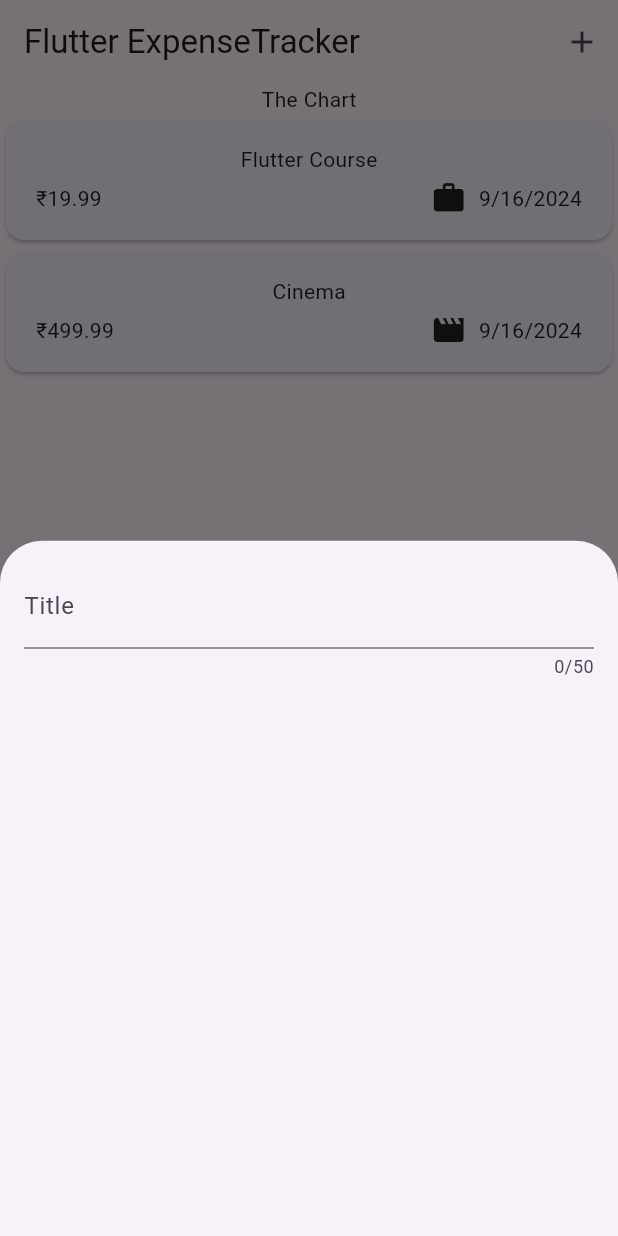
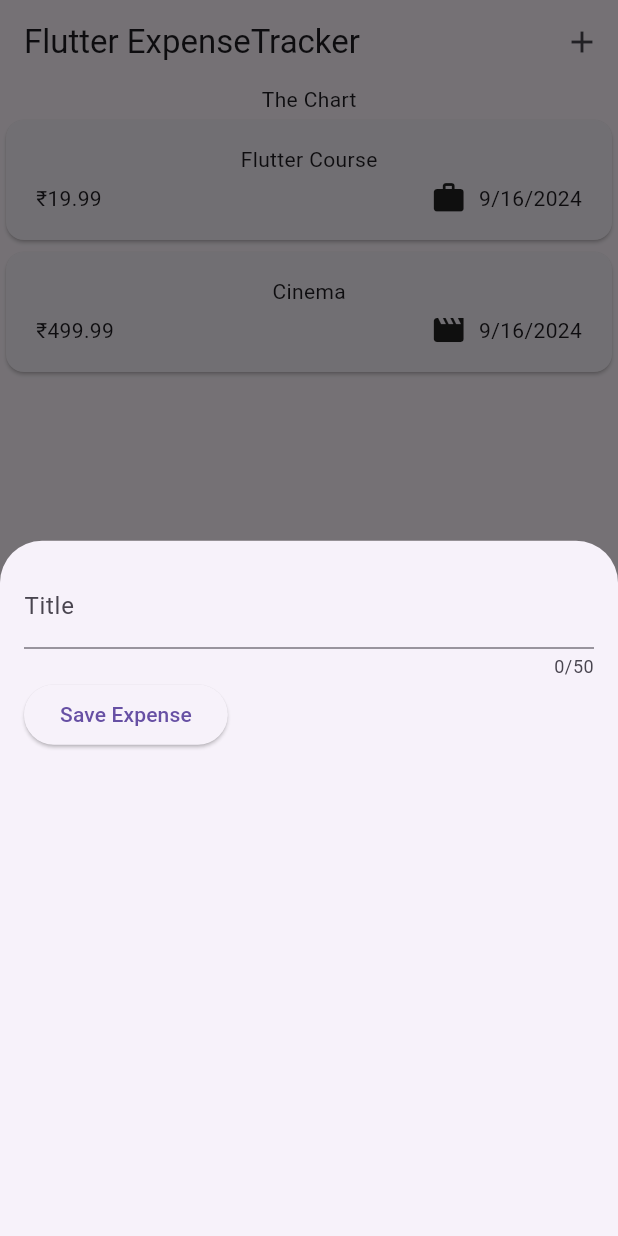
Before and after one commit to devhub726/Flutter-for-Beginners, a Flutter app: the screen it shows after launch, after a tap on the "add" icon, on a phone screen of 412 x 824 dp. Run offline on Flutter 3.47's test engine with Material 3 defaults, Android fonts, the phone set to English and light mode, and no system bars.

Commit message:
Getting User Input on Every Keystroke

```diff
--- a/lib/widgets/new_expense.dart
+++ b/lib/widgets/new_expense.dart
@@ -8,17 +8,33 @@ class NewExpense extends StatefulWidget {
 }
 
 class _NewExpenseState extends State<NewExpense> {
+  var _enteredTitle = "";
+
+  void _saveTitleInput(String inputValue) {
+    _enteredTitle = inputValue;
+  }
+
   @override
   Widget build(BuildContext context) {
-    return const Padding(
-      padding: EdgeInsets.all(16),
+    return Padding(
+      padding: const EdgeInsets.all(16),
       child: Column(
         children: [
           TextField(
+            onChanged: _saveTitleInput,
             maxLength: 50,
-            decoration: InputDecoration(
+            decoration: const InputDecoration(
               label: Text("Title"),
             ),
+          ),
+          Row(
+            children: [
+              ElevatedButton(
+                  onPressed: () {
+                    print(_enteredTitle);
+                  },
+                  child: const Text("Save Expense"))
+            ],
           )
         ],
       ),
```
